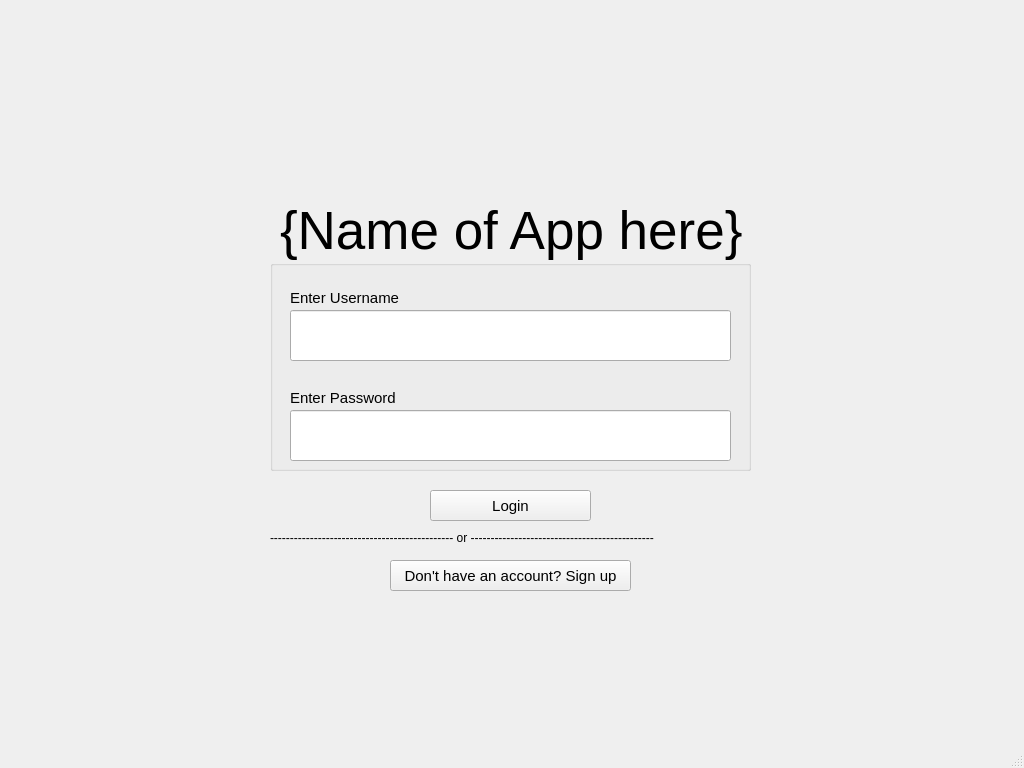
The window that code/loginwindow.ui (fmarque/Smart-Wardrobe-Organizer) describes before a commit, drawn with Qt 5.
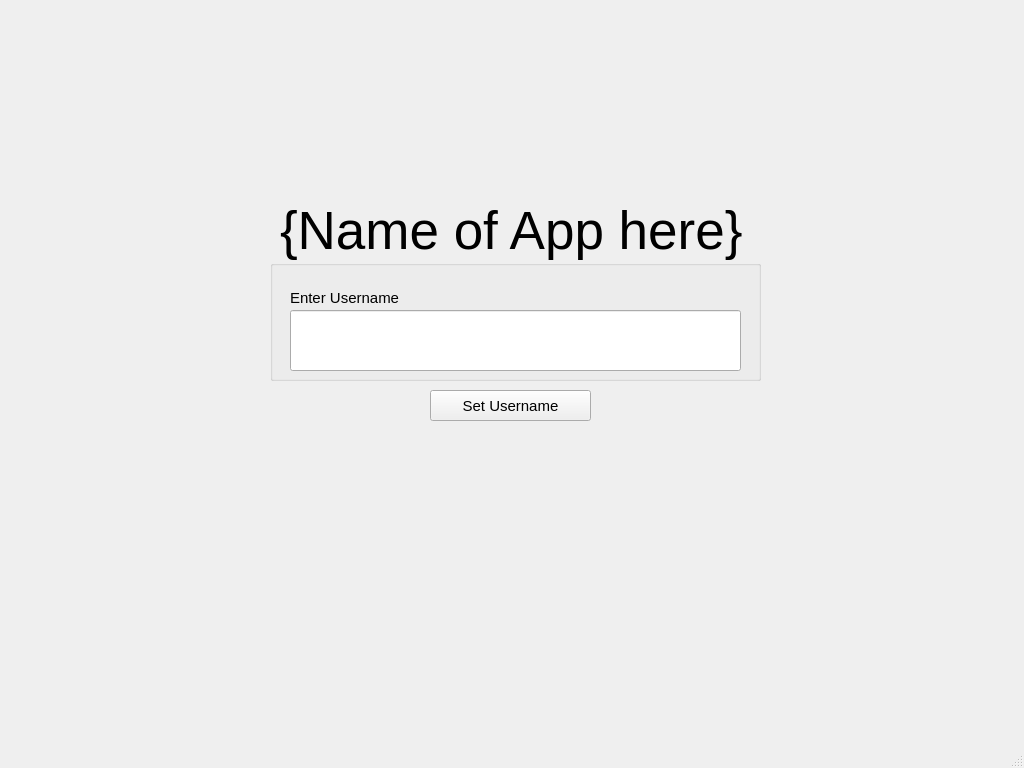
The same window after the commit.

Commit message: made global header variable for username, changed login input to just username input so it can show up in main menu and be changed,

Diff of the .ui file:
```diff
--- a/code/loginwindow.ui
+++ b/code/loginwindow.ui
@@ -14,29 +14,11 @@
    <string>MainWindow</string>
   </property>
   <widget class="QWidget" name="centralwidget">
-   <widget class="QPushButton" name="signup_button">
-    <property name="geometry">
-     <rect>
-      <x>390</x>
-      <y>560</y>
-      <width>241</width>
-      <height>31</height>
-     </rect>
-    </property>
-    <property name="font">
-     <font>
-      <pointsize>11</pointsize>
-     </font>
-    </property>
-    <property name="text">
-     <string>Don't have an account? Sign up</string>
-    </property>
-   </widget>
-   <widget class="QPushButton" name="login_button">
+   <widget class="QPushButton" name="saveButton">
     <property name="geometry">
      <rect>
       <x>430</x>
-      <y>490</y>
+      <y>390</y>
       <width>161</width>
       <height>31</height>
      </rect>
@@ -47,20 +29,7 @@
      </font>
     </property>
     <property name="text">
-     <string>Login</string>
-    </property>
-   </widget>
-   <widget class="QLabel" name="dividerLabel">
-    <property name="geometry">
-     <rect>
-      <x>270</x>
-      <y>530</y>
-      <width>511</width>
-      <height>16</height>
-     </rect>
-    </property>
-    <property name="text">
-     <string>---------------------------------------------- or ----------------------------------------------</string>
+     <string>Set Username</string>
     </property>
    </widget>
    <widget class="QLabel" name="pageLabel">
@@ -82,32 +51,28 @@
     </property>
    </widget>
    <widget class="QGroupBox" name="groupBox">
+    <property name="enabled">
+     <bool>true</bool>
+    </property>
     <property name="geometry">
      <rect>
       <x>270</x>
       <y>260</y>
-      <width>481</width>
-      <height>211</height>
+      <width>491</width>
+      <height>121</height>
      </rect>
     </property>
+    <property name="font">
+     <font>
+      <kerning>true</kerning>
+     </font>
+    </property>
     <property name="title">
      <string/>
     </property>
-    <widget class="QLineEdit" name="lineEdit_2">
-     <property name="geometry">
-      <rect>
-       <x>20</x>
-       <y>150</y>
-       <width>441</width>
-       <height>51</height>
-      </rect>
-     </property>
-     <property name="font">
-      <font>
-       <pointsize>15</pointsize>
-      </font>
-     </property>
-    </widget>
+    <property name="flat">
+     <bool>false</bool>
+    </property>
     <widget class="QLabel" name="label">
      <property name="geometry">
       <rect>
@@ -126,36 +91,19 @@
       <string>Enter Username</string>
      </property>
     </widget>
-    <widget class="QLabel" name="label_2">
-     <property name="geometry">
-      <rect>
-       <x>20</x>
-       <y>130</y>
-       <width>181</width>
-       <height>16</height>
-      </rect>
-     </property>
-     <property name="font">
-      <font>
-       <pointsize>11</pointsize>
-      </font>
-     </property>
-     <property name="text">
-      <string>Enter Password</string>
-     </property>
-    </widget>
     <widget class="QLineEdit" name="lineEdit_3">
      <property name="geometry">
       <rect>
        <x>20</x>
        <y>50</y>
-       <width>441</width>
-       <height>51</height>
+       <width>451</width>
+       <height>61</height>
       </rect>
      </property>
      <property name="font">
       <font>
        <pointsize>15</pointsize>
+       <kerning>true</kerning>
       </font>
      </property>
     </widget>
```
Left out of the diff: 1 changed line with no effect on the pictures. The commit also changes 10 other files.
